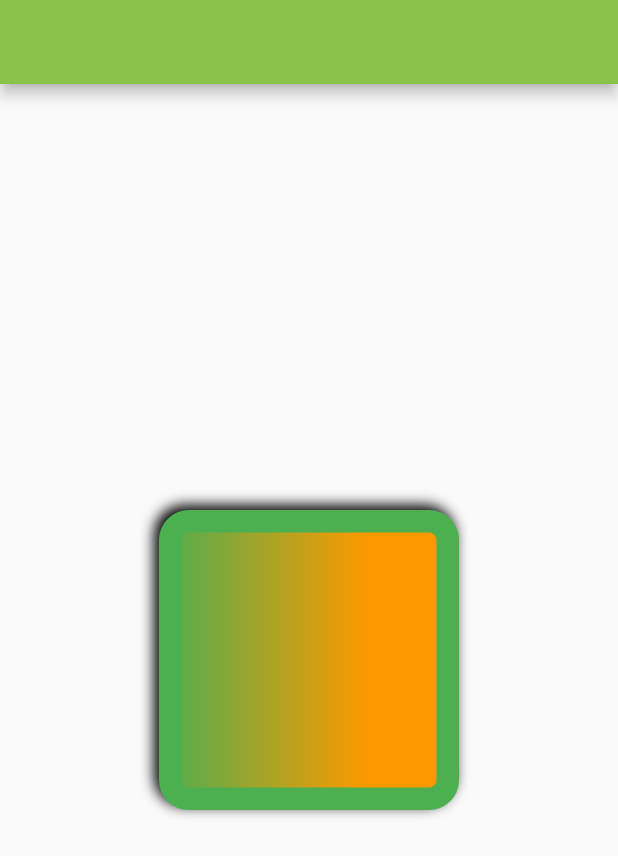
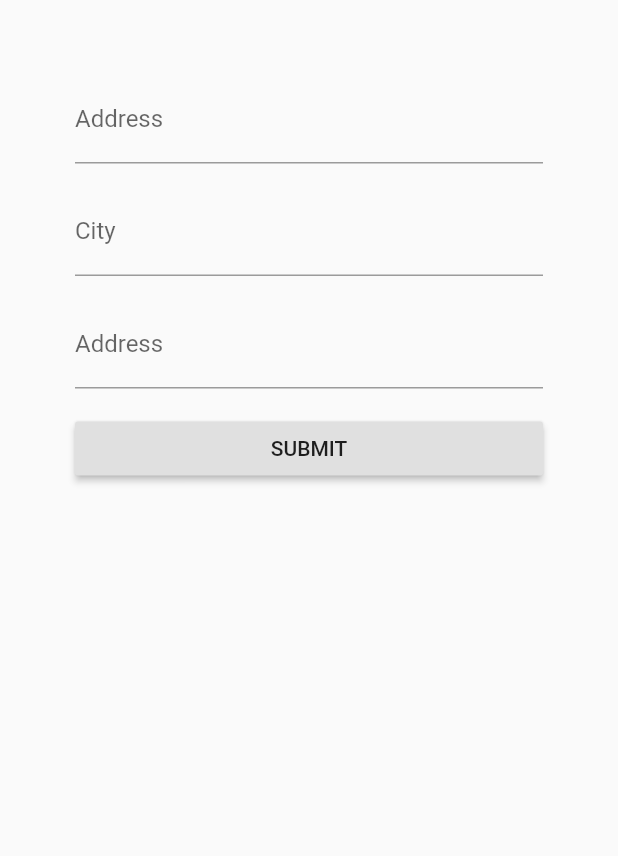
Before and after one commit to app-createur-pro/my_app, a Flutter app: the screen it shows after launch, on a phone screen of 412 x 824 dp. Shown: the top 856 px of the screen. Run offline on Flutter 3.47's test engine with Material 2 defaults, Android fonts, the phone set to English and light mode, and no system bars.

Commit message:
overlay text form empty

```diff
--- a/lib/main.dart
+++ b/lib/main.dart
@@ -32,34 +32,39 @@ class _MyHomePageState extends State<MyHomePage> {
   Widget build(BuildContext context) {
 
     return Scaffold(
-        appBar: AppBar(
-          backgroundColor: Colors.lightGreen,
+      body: Padding(
+        padding: const EdgeInsets.all(50.0),
+        child: Form(
+          child: ListView(
+            children: <Widget>[
+              TextFormField(
+                decoration: InputDecoration(
+                    labelText: 'Address'
+                ),
+              ),
+              SizedBox(height: 16.0,),
+              TextFormField(
+                decoration: InputDecoration(
+                    labelText: 'City'
+                ),
+              ),
+              SizedBox(height: 16.0,),
+              TextFormField(
+                decoration: InputDecoration(
+                    labelText: 'Address'
+                ),
+              ),
+              SizedBox(height: 16.0,),
+              RaisedButton(
+                child: Text('SUBMIT'),
+                onPressed: () {
+                  // submit the form
+                },
+              )
+            ],
+          ),
         ),
-        body: Center(
-          child: Container(
-            width: 200,
-            height: 200,
-            decoration: BoxDecoration(
-              gradient: LinearGradient(
-                colors: [Colors.green, Colors.orange],
-                stops: [0.0, 0.7]
-              ),
-              boxShadow: [
-                BoxShadow(
-                  color: Colors.black,
-                  offset: Offset(-3, -3),
-                  blurRadius: 7
-               )
-              ],
-              color: Colors.purple,
-              border: Border.all(
-                color: Colors.green,
-                width: 15,
-              ),
-              borderRadius: BorderRadius.all(Radius.circular(20))
-            ),
-          ),
-        )
+      ),
     );
   }
 }
```
